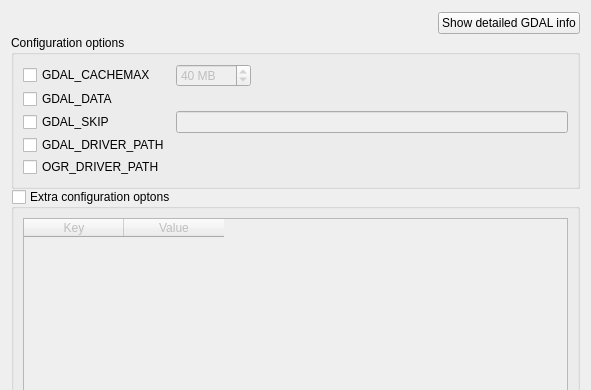
avalentino/gsdview, file gsdview/gdalbackend/ui/gdalpage.ui: the form before one commit; both pictures show x 0 to 591 and y 0 to 390 of the 591 by 581 pixel window.
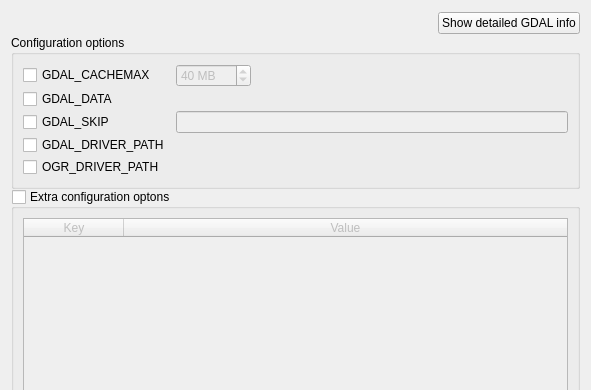
The form after the commit.

Commit message: Make metadata domain combo box editable (close #32). Set tables "stretch last section" property via ui files.

What changed in the file:
```diff
--- a/gsdview/gdalbackend/ui/gdalpage.ui
+++ b/gsdview/gdalbackend/ui/gdalpage.ui
@@ -157,6 +157,12 @@
         <property name="horizontalScrollMode">
          <enum>QAbstractItemView::ScrollPerPixel</enum>
         </property>
+        <attribute name="horizontalHeaderStretchLastSection">
+         <bool>true</bool>
+        </attribute>
+        <attribute name="horizontalHeaderStretchLastSection">
+         <bool>true</bool>
+        </attribute>
         <column>
          <property name="text">
           <string>Key</string>
```
The commit also changes 4 other files.
